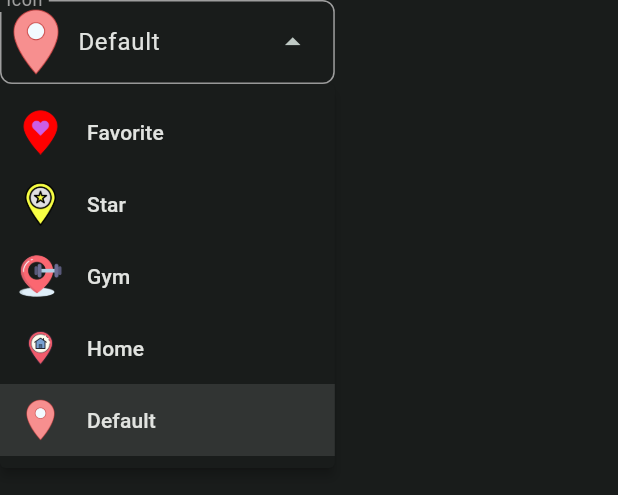
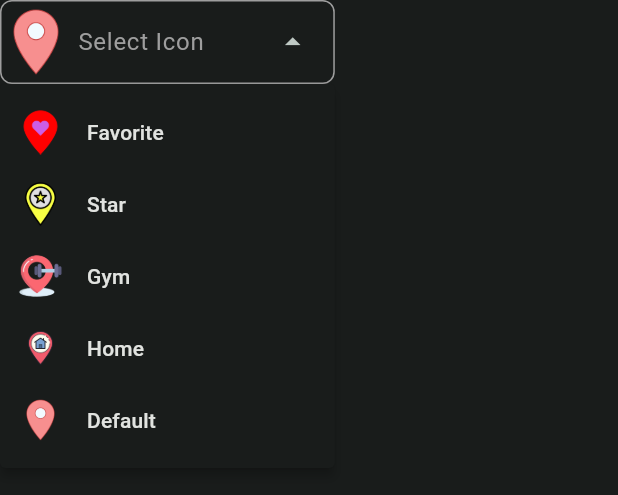
Before and after one commit to shmsacr/location_box, a Flutter app: the CustomDropDownWidget widget shown alone on an empty page, opened directly with empty values, after a tap on "Favorite", on a phone screen of 412 x 824 dp. Shown: the top 495 px of the screen. Run offline on Flutter 3.47's test engine with Material 3 defaults, Android fonts, the phone set to English and light mode, and no system bars; our stand-ins replace auto_route, easy_localization, equatable, flutter_bloc, flutter_form_builder, freezed_annotation and 12 more; missing offline and left inert: kartal; accounts and stored records are empty.

Commit message:
Fix dropdown widget to display selected icon

```diff
--- a/lib/app/feature/view/maps/widget/dropdown_widget.dart
+++ b/lib/app/feature/view/maps/widget/dropdown_widget.dart
@@ -10,24 +10,24 @@ class CustomDropDownWidget extends StatefulWidget {
 }
 
 class _CustomDropDownWidgetState extends State<CustomDropDownWidget> {
+  MarkerIcons? selectedIcon;
   @override
   Widget build(BuildContext context) {
     return DropdownMenu<MarkerIcons>(
-        initialSelection: MarkerIcons.ic_default,
-        controller: widget.iconController,
-        leadingIcon: widget.iconController?.value.text != null
+        label: Text(selectedIcon?.key ?? 'Select Icon'),
+        leadingIcon: selectedIcon?.value == null
             ? Image.asset(MarkerIcons.ic_default.value, width: 30, height: 30)
-            : Image.asset(MarkerIcons.ic_default.value, width: 30, height: 30),
-        label: const Text('Icon'),
+            : Image.asset(widget.iconController!.text, width: 30, height: 30),
         inputDecorationTheme: const InputDecorationTheme(
           filled: true,
           contentPadding: EdgeInsets.symmetric(vertical: 5.0),
         ),
         onSelected: (MarkerIcons? icon) {
           if (icon != null) {
-            debugPrint('Selected ${widget.iconController?.text}');
-            debugPrint('Selected ${widget.iconController?.value.text}');
-            debugPrint('Selected ${widget.iconController?.value}');
+            setState(() {
+              selectedIcon = icon;
+              widget.iconController?.text = icon.value;
+            });
           }
         },
         dropdownMenuEntries:
@@ -36,7 +36,6 @@ class _CustomDropDownWidgetState extends State<CustomDropDownWidget> {
             return DropdownMenuEntry<MarkerIcons>(
               value: icon,
               label: icon.key,
-
               leadingIcon: Image.asset(icon.value, width: 30, height: 30),
             );
           },
```
